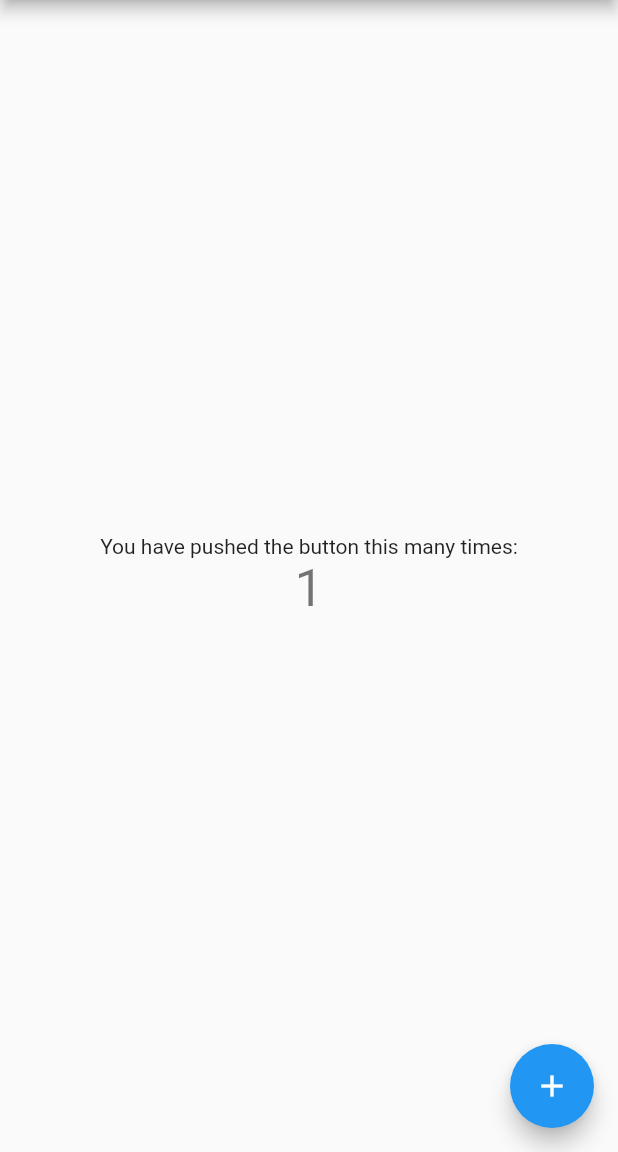
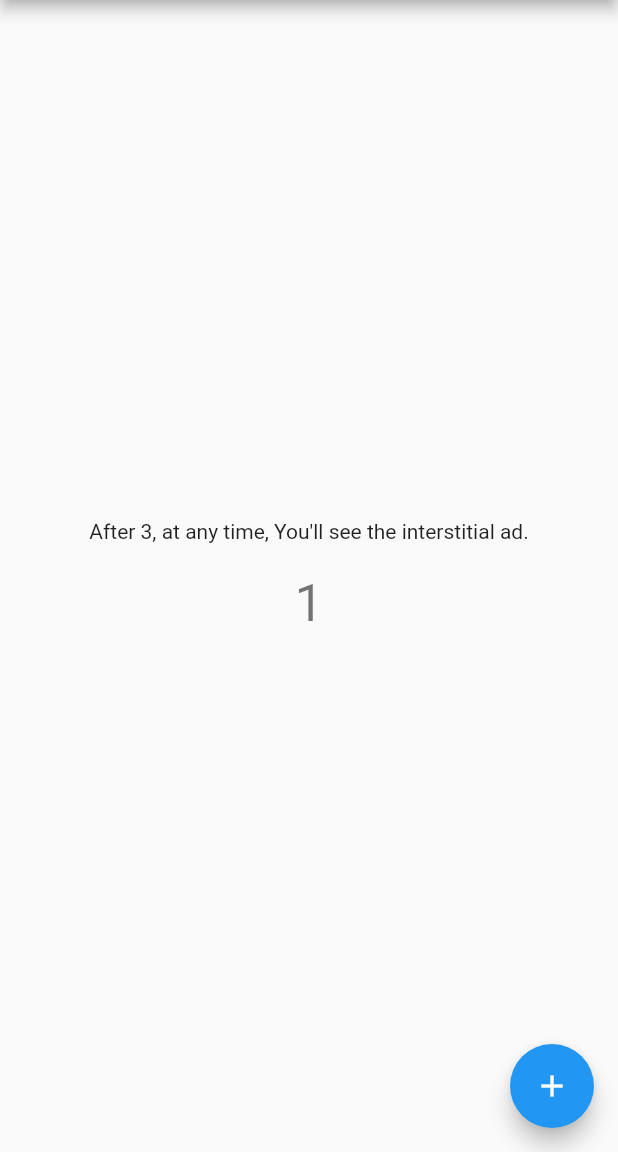
Before and after one commit to abhishek-joflee/admob_demo, a Flutter app: the screen it shows after launch, after a tap on the "add" icon, on a phone screen of 412 x 824 dp, the part 84-1236 px from its top. Run offline on Flutter 3.47's test engine with Material 2 defaults, Android fonts, the phone set to English and light mode, and no system bars; our stand-ins replace google_mobile_ads.

Commit message:
text changed

```diff
--- a/lib/homepage_screen.dart
+++ b/lib/homepage_screen.dart
@@ -54,15 +54,15 @@ class _MyHomePageState extends State<MyHomePage> {
   }
 
   void _incrementCounter() {
+    setState(() {
+      _counter++;
+    });
     if (_counter >= 3 && !_isInterstitialAdReady) {
       _loadInterstitialAd();
     }
     if (_isInterstitialAdReady) {
       _interstitialAd?.show();
     }
-    setState(() {
-      _counter++;
-    });
   }
 
   @override
@@ -76,8 +76,9 @@ class _MyHomePageState extends State<MyHomePage> {
           mainAxisAlignment: MainAxisAlignment.center,
           children: <Widget>[
             const Text(
-              'You have pushed the button this many times:',
+              'After 3, at any time, You\'ll see the interstitial ad.',
             ),
+            const SizedBox(height: 20.0),
             Text(
               '$_counter',
               style: Theme.of(context).textTheme.headline4,
```
